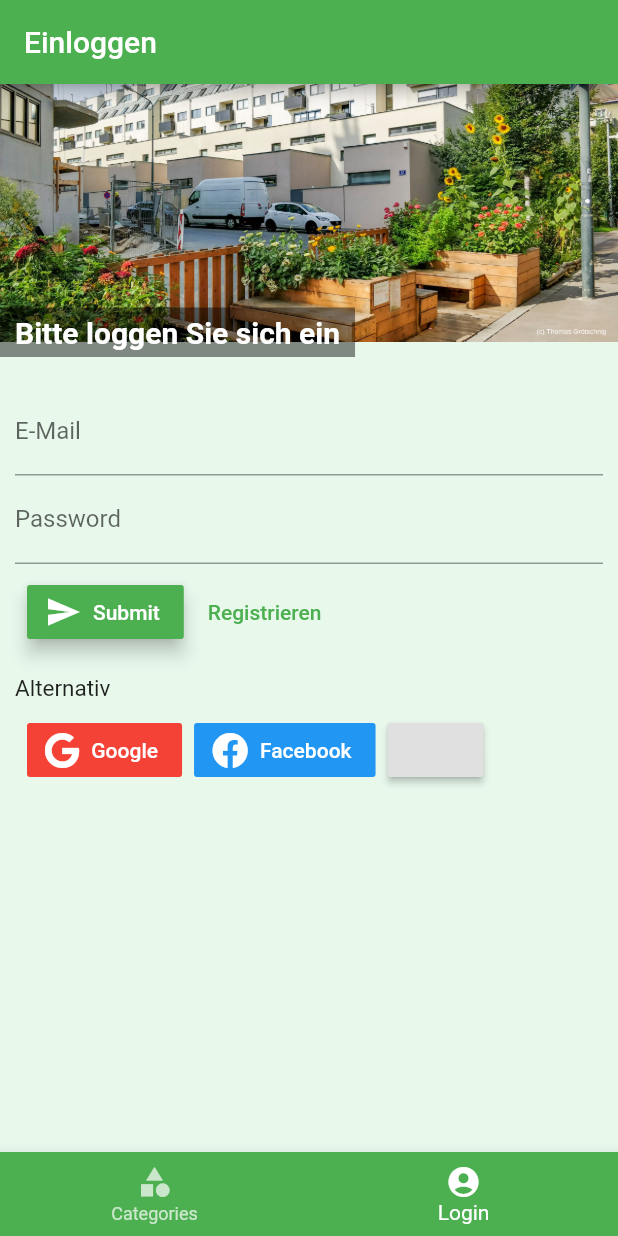
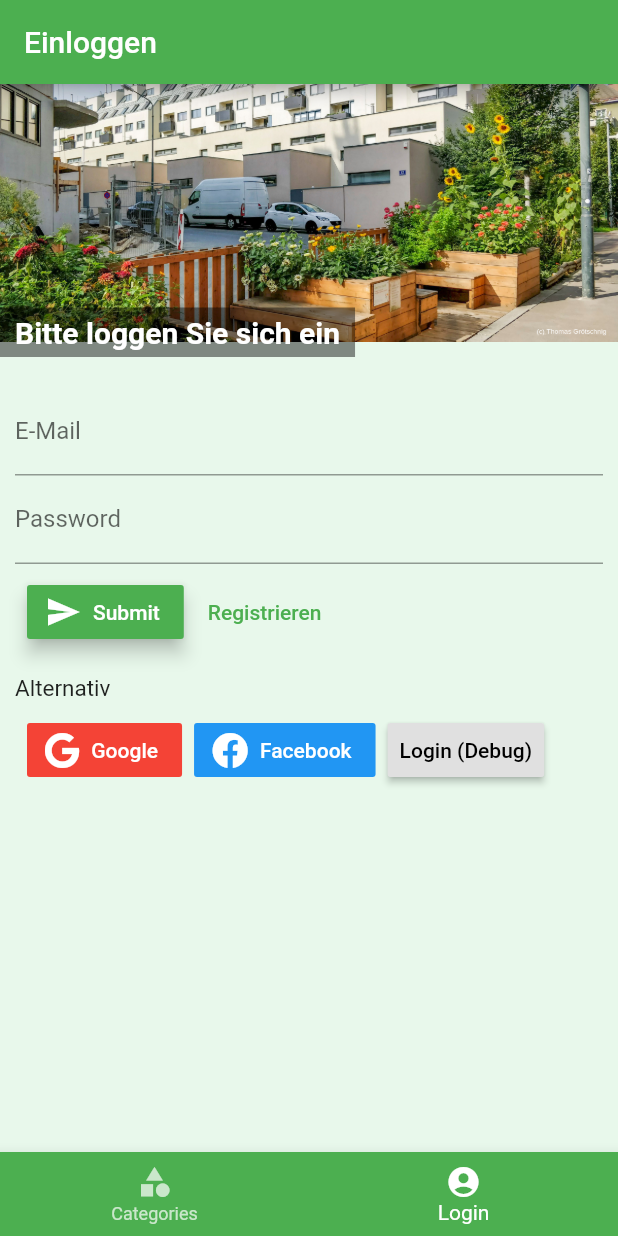
Before and after one commit to chrii/graetzl, a Flutter app: the screen it shows after launch, item 2 of the bottom bar chosen, on a phone screen of 412 x 824 dp. Run offline on Flutter 3.47's test engine with Material 2 defaults, Android fonts, the phone set to English and light mode, and no system bars; our stand-ins replace email_validator, firebase_auth, font_awesome_flutter; accounts and stored records are empty.

Commit message:
hooked up provider, switch between profile/signin

```diff
--- a/lib/main.dart
+++ b/lib/main.dart
@@ -1,9 +1,12 @@
 import 'package:flutter/material.dart';
 import 'package:flutter/services.dart';
+import 'package:graetzl/models/user.dart';
 //import 'package:graetzl/routes/home.dart';
 //import 'package:graetzl/routes/login_route.dart';
 import 'package:graetzl/routes/routes.dart';
+import 'package:graetzl/services/auth.dart';
 import 'package:graetzl/widgets/menu/tab_menu_controller.dart';
+import 'package:provider/provider.dart';
 
 void main() {
   WidgetsFlutterBinding.ensureInitialized();
@@ -14,7 +17,9 @@ void main() {
 
 class App extends StatelessWidget {
   build(BuildContext context) {
-    return MaterialApp(
+    return StreamProvider<User>.value(
+      value: AuthService().user,
+      child: MaterialApp(
         title: "Grätzl",
         theme: ThemeData(
           primaryColor: Colors.green,
@@ -23,6 +28,7 @@ class App extends StatelessWidget {
         ),
         home: TabMenuController(),
         routes: routes,
+      ),
     );
   }
 }
--- a/lib/widgets/login/mail_login_field.dart
+++ b/lib/widgets/login/mail_login_field.dart
@@ -76,6 +76,7 @@ class _MailLoginFieldState extends State<MailLoginField> {
                 label: "Facebook",
                 color: Colors.blue),
             RaisedButton(
+              child: Text("Login (Debug)"),
               onPressed: () async {
                 dynamic result = await _auth.signInAnon();
                 if (result == null) {
--- a/lib/widgets/menu/tab_menu_controller.dart
+++ b/lib/widgets/menu/tab_menu_controller.dart
@@ -1,6 +1,8 @@
 import 'package:flutter/material.dart';
+import 'package:graetzl/models/user.dart';
 import 'package:graetzl/routes/home.dart';
 import 'package:graetzl/routes/login_route.dart';
+import 'package:provider/provider.dart';
 //import 'package:graetzl/services/auth.dart';
 
 class TabMenuController extends StatefulWidget {
@@ -26,15 +28,6 @@ class _TabMenuControllerState extends State<TabMenuController> {
         icon: Icon(Icons.account_circle),
         title: Text("Login"),
       ),
-    },
-    {
-      "title": "Profil",
-      "route": LoginRoute(),
-      "needsLoginstatus": false,
-      "navigationAtributes": BottomNavigationBarItem(
-        icon: Icon(Icons.account_circle),
-        title: Text("Profil"),
-      ),
     }
   ];
 
@@ -45,6 +38,7 @@ class _TabMenuControllerState extends State<TabMenuController> {
     AppBar appBar(String title) => AppBar(
           title: Text(title),
         );
+    final _user = Provider.of<User>(context);
 
     return Scaffold(
       backgroundColor: Theme.of(context).backgroundColor,
@@ -62,10 +56,15 @@ class _TabMenuControllerState extends State<TabMenuController> {
             icon: Icon(Icons.category),
             title: Text("Categories"),
           ),
-          BottomNavigationBarItem(
-            icon: Icon(Icons.account_circle),
-            title: Text("Login"),
-          )
+          _user == null
+              ? BottomNavigationBarItem(
+                  icon: Icon(Icons.account_circle),
+                  title: Text("Login"),
+                )
+              : BottomNavigationBarItem(
+                  icon: Icon(Icons.account_circle),
+                  title: Text("Profil"),
+                ),
         ],
       ),
     );
```
Lines whose indentation alone changed are shown as unchanged.
